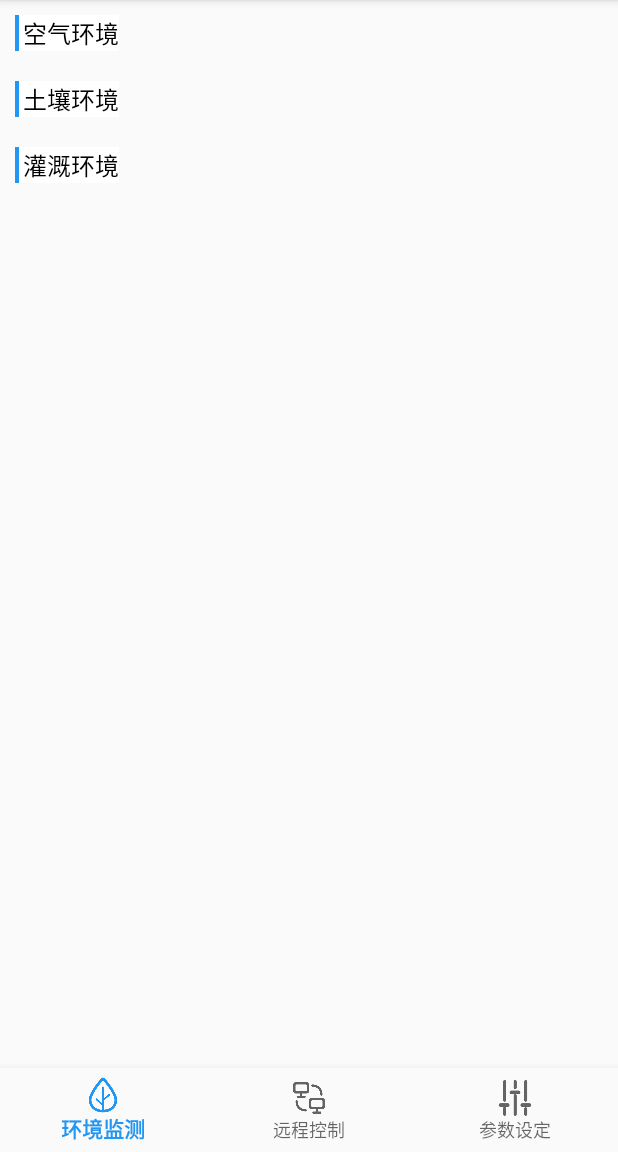
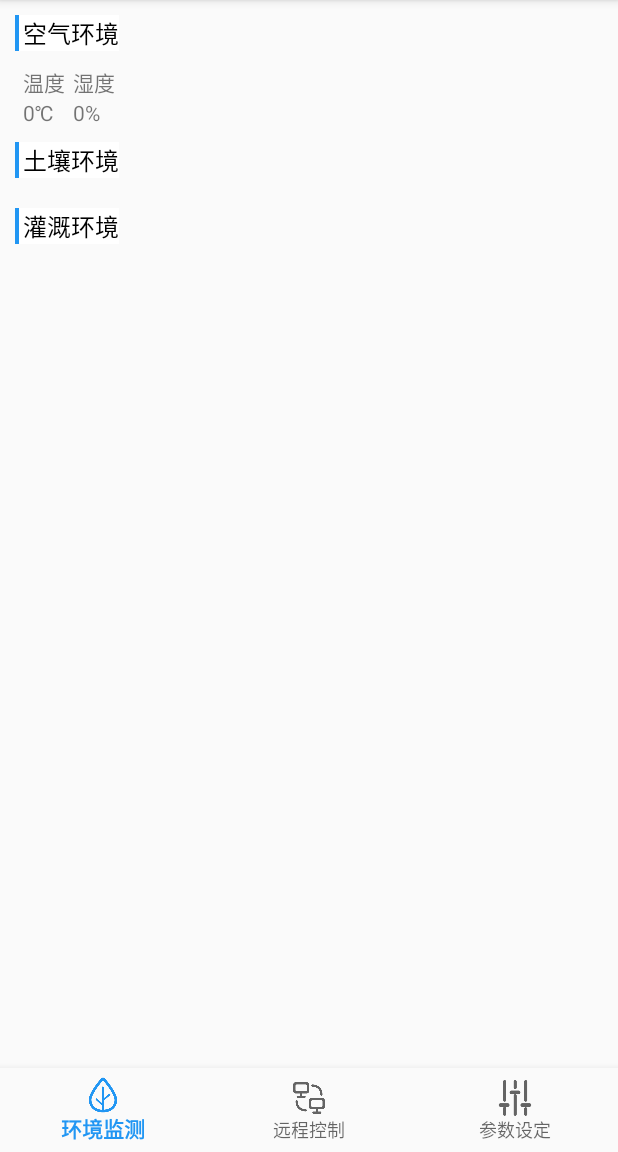
Before and after one commit to ivorita/IntelliAgriShed, an Android app: the screen it shows after launch (MainActivity), on a phone screen of 412 x 824 dp, the part 84-1236 px from its top. Run offline under Robolectric (Android 15) with nearby library versions, the phone set to English and light mode, and no system bars; our stand-ins replace ButterKnife.

Commit message:
添加了温度、湿度，待测试

```diff
--- a/app/src/main/java/com/antelope/android/intelliagrished/fragment/envFragment.java
+++ b/app/src/main/java/com/antelope/android/intelliagrished/fragment/envFragment.java
@@ -1,16 +1,30 @@
 package com.antelope.android.intelliagrished.fragment;
 
 import android.os.Bundle;
+import android.os.Handler;
+import android.os.Message;
 import android.support.annotation.NonNull;
 import android.support.annotation.Nullable;
 import android.support.v4.app.Fragment;
 import android.view.LayoutInflater;
 import android.view.View;
 import android.view.ViewGroup;
+import android.widget.TextView;
 
 import com.antelope.android.intelliagrished.R;
+import com.antelope.android.intelliagrished.utils.TCPUDInfo;
+
+import butterknife.BindView;
+import butterknife.ButterKnife;
+import butterknife.Unbinder;
 
 public class envFragment extends Fragment {
+
+    @BindView(R.id.temp_value)
+    TextView mTempValue;
+    @BindView(R.id.humidity_value)
+    TextView mHumidityValue;
+    Unbinder unbinder;
 
     public static envFragment newInstance() {
         envFragment fragment = new envFragment();
@@ -21,11 +35,36 @@ public class envFragment extends Fragment {
     @Override
     public View onCreateView(@NonNull LayoutInflater inflater, @Nullable ViewGroup container, @Nullable Bundle savedInstanceState) {
         View view = inflater.inflate(R.layout.fragment_envir, container, false);
+        unbinder = ButterKnife.bind(this, view);
         return view;
     }
 
     @Override
     public void onResume() {
         super.onResume();
+        TCPUDInfo.mHandler = new Handler() {
+            @Override
+            public void handleMessage(Message msg) {
+                super.handleMessage(msg);
+                switch (msg.what) {
+                    case 0x0010:
+                        if (msg.arg1 > 100) {
+                            msg.arg1 = 100;
+                        }
+                        mTempValue.setText(Integer.toString(msg.arg1) + "℃"); // 空气环境：温度
+                        if (msg.arg2 > 100) {
+                            msg.arg2 = 100;
+                        }
+                        mHumidityValue.setText(Integer.toString(msg.arg2) + "%"); // 空气环境：湿度
+                        break;
+                }
+            }
+        };
+    }
+
+    @Override
+    public void onDestroyView() {
+        super.onDestroyView();
+        unbinder.unbind();
     }
 }
--- a/app/src/main/java/com/antelope/android/intelliagrished/utils/ServerThread.java
+++ b/app/src/main/java/com/antelope/android/intelliagrished/utils/ServerThread.java
@@ -18,7 +18,6 @@ public class ServerThread extends Thread {
     private OutputStream out;
     private boolean First_Create_TCP = false;
     TCPUDInfo mTCPUDInfo = new TCPUDInfo();
-    private static Handler mHandler;
 
     @Override
     public void run() {
@@ -36,7 +35,7 @@ public class ServerThread extends Thread {
                             //处理03数据
                             Message msg3 = new Message();
                             msg3.what = 0xfffd;
-                            mHandler.sendMessage(msg3);
+                            TCPUDInfo.mHandler.sendMessage(msg3);
 
                             mTCPUDInfo.SendRelayState();
                             //发送基本03信息
@@ -74,7 +73,7 @@ public class ServerThread extends Thread {
 
                 Message msg1 = new Message();
                 msg1.what = 0xffff;
-                mHandler.sendMessage(msg1);    //服务器连接成功！
+                TCPUDInfo.mHandler.sendMessage(msg1);    //服务器连接成功！
 
                 //第一次连接成功，则显示true,此后该变量值不变
                 First_Create_TCP = true;
--- a/app/src/main/res/layout/fragment_envir.xml
+++ b/app/src/main/res/layout/fragment_envir.xml
@@ -7,7 +7,52 @@
     <TextView
         android:layout_width="wrap_content"
         android:layout_height="wrap_content"
-        android:text="空气环境"
+        android:text="@string/air_environ"
+        android:background="@drawable/text_background"
+        android:layout_margin="10dp"
+        android:paddingStart="5dp"
+        style="@style/Black_Text_16"/>
+
+    <RelativeLayout
+        android:layout_width="match_parent"
+        android:layout_height="wrap_content"
+        android:paddingStart="15dp">
+
+        <TextView
+            android:id="@+id/temp"
+            android:layout_width="wrap_content"
+            android:layout_height="wrap_content"
+            android:text="温度"/>
+
+        <TextView
+            android:id="@+id/temp_value"
+            android:layout_width="wrap_content"
+            android:layout_height="wrap_content"
+            android:text="0℃"
+            android:layout_below="@id/temp"/>
+
+        <TextView
+            android:id="@+id/humidity"
+            android:layout_width="wrap_content"
+            android:layout_height="wrap_content"
+            android:text="湿度"
+            android:layout_toEndOf="@id/temp"
+            android:layout_marginStart="5dp"/>
+
+        <TextView
+            android:id="@+id/humidity_value"
+            android:layout_width="wrap_content"
+            android:layout_height="wrap_content"
+            android:layout_below="@id/humidity"
+            android:layout_alignStart="@id/humidity"
+            android:text="0%" />
+
+    </RelativeLayout>
+
+    <TextView
+        android:layout_width="wrap_content"
+        android:layout_height="wrap_content"
+        android:text="@string/soil_environ"
         android:background="@drawable/text_background"
         android:layout_margin="10dp"
         android:paddingStart="5dp"
@@ -16,16 +61,7 @@
     <TextView
         android:layout_width="wrap_content"
         android:layout_height="wrap_content"
-        android:text="土壤环境"
-        android:background="@drawable/text_background"
-        android:layout_margin="10dp"
-        android:paddingStart="5dp"
-        style="@style/Black_Text_16"/>
-
-    <TextView
-        android:layout_width="wrap_content"
-        android:layout_height="wrap_content"
-        android:text="灌溉环境"
+        android:text="@string/irrigation_environ"
         android:background="@drawable/text_background"
         android:layout_margin="10dp"
         android:paddingStart="5dp"
--- a/app/src/main/res/values/strings.xml
+++ b/app/src/main/res/values/strings.xml
@@ -10,4 +10,7 @@
     <string name="connect_state">连接状态：</string>
     <string name="dot">.</string>
     <string name="ip">IP地址：</string>
+    <string name="air_environ">空气环境</string>
+    <string name="soil_environ">土壤环境</string>
+    <string name="irrigation_environ">灌溉环境</string>
 </resources>
```
